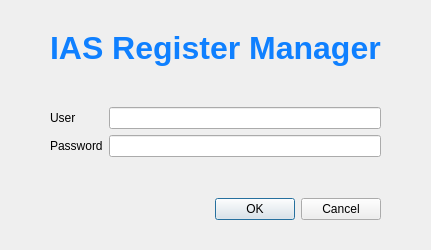
This is login_dialog.ui in ZhihongLei/IASRegisterManager as Qt 5 draws it before an edit. The edited form follows.
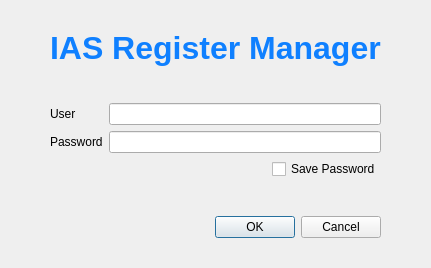
This is the edited form.

Diff of the .ui file:
```diff
--- a/login_dialog.ui
+++ b/login_dialog.ui
@@ -7,7 +7,7 @@
     <x>0</x>
     <y>0</y>
     <width>400</width>
-    <height>250</height>
+    <height>268</height>
    </rect>
   </property>
   <property name="windowTitle">
@@ -81,22 +81,8 @@
    </item>
    <item>
     <layout class="QGridLayout" name="layoutMain">
-     <item row="0" column="0">
-      <widget class="QLabel" name="label_user">
-       <property name="text">
-        <string>User</string>
-       </property>
-      </widget>
-     </item>
      <item row="0" column="1">
-      <widget class="QLineEdit" name="lineEdit_user"/>
-     </item>
-     <item row="1" column="0">
-      <widget class="QLabel" name="label_password">
-       <property name="text">
-        <string>Password</string>
-       </property>
-      </widget>
+      <widget class="QLineEdit" name="lineEditUser"/>
      </item>
      <item row="1" column="1">
       <widget class="QLineEdit" name="lineEdit_password">
@@ -105,6 +91,44 @@
        </property>
       </widget>
      </item>
+     <item row="0" column="0">
+      <widget class="QLabel" name="labelUser">
+       <property name="text">
+        <string>User</string>
+       </property>
+      </widget>
+     </item>
+     <item row="1" column="0">
+      <widget class="QLabel" name="labelPassword">
+       <property name="text">
+        <string>Password</string>
+       </property>
+      </widget>
+     </item>
+     <item row="2" column="1">
+      <layout class="QHBoxLayout" name="horizontalLayout_2">
+       <item>
+        <spacer name="horizontalSpacer_3">
+         <property name="orientation">
+          <enum>Qt::Horizontal</enum>
+         </property>
+         <property name="sizeHint" stdset="0">
+          <size>
+           <width>40</width>
+           <height>20</height>
+          </size>
+         </property>
+        </spacer>
+       </item>
+       <item>
+        <widget class="QCheckBox" name="checkBoxSavePassword">
+         <property name="text">
+          <string>Save Password</string>
+         </property>
+        </widget>
+       </item>
+      </layout>
+     </item>
     </layout>
    </item>
    <item>
```
Left out of the diff: 2 changed lines with no effect on the pictures.
